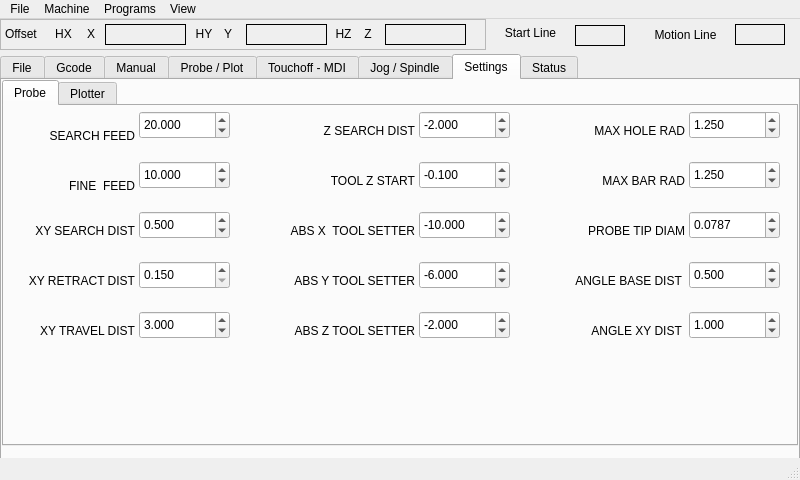
First picture: the form in examples/rpi_mill_probe/rpi_mill_probe.ui, repository jethornton/flexgui, before the edit.
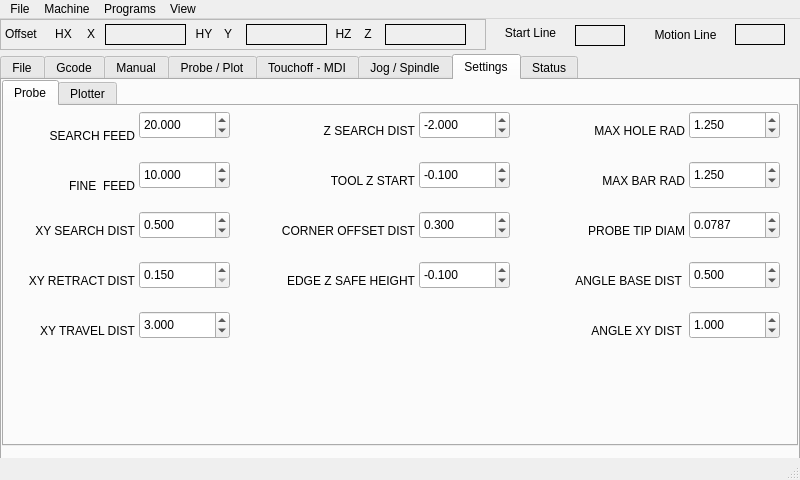
Second picture: the form after the edit. The open tabs and pages were chosen to show the change.

Commit message: 11/13/2024 update rpi probe routines & gui

The edit to the form file:
```diff
--- a/examples/rpi_mill_probe/rpi_mill_probe.ui
+++ b/examples/rpi_mill_probe/rpi_mill_probe.ui
@@ -3552,156 +3552,6 @@
          <string>2004</string>
         </property>
        </widget>
-       <widget class="QDoubleSpinBox" name="pbe_y_coord1">
-        <property name="geometry">
-         <rect>
-          <x>415</x>
-          <y>155</y>
-          <width>91</width>
-          <height>28</height>
-         </rect>
-        </property>
-        <property name="toolTip">
-         <string>Y Coordinate for tool probe.</string>
-        </property>
-        <property name="decimals">
-         <number>3</number>
-        </property>
-        <property name="minimum">
-         <double>-500.000000000000000</double>
-        </property>
-        <property name="maximum">
-         <double>500.000000000000000</double>
-        </property>
-        <property name="singleStep">
-         <double>0.001000000000000</double>
-        </property>
-        <property name="value">
-         <double>-6.000000000000000</double>
-        </property>
-        <property name="function" stdset="0">
-         <string>get_var</string>
-        </property>
-        <property name="variable" stdset="0">
-         <string>2006</string>
-        </property>
-       </widget>
-       <widget class="QDoubleSpinBox" name="pbe_z_coord1">
-        <property name="geometry">
-         <rect>
-          <x>415</x>
-          <y>205</y>
-          <width>91</width>
-          <height>28</height>
-         </rect>
-        </property>
-        <property name="toolTip">
-         <string>Z Coordinate for tool probe.</string>
-        </property>
-        <property name="decimals">
-         <number>3</number>
-        </property>
-        <property name="minimum">
-         <double>-500.000000000000000</double>
-        </property>
-        <property name="maximum">
-         <double>500.000000000000000</double>
-        </property>
-        <property name="singleStep">
-         <double>0.001000000000000</double>
-        </property>
-        <property name="value">
-         <double>-2.000000000000000</double>
-        </property>
-        <property name="function" stdset="0">
-         <string>get_var</string>
-        </property>
-        <property name="variable" stdset="0">
-         <string>2007</string>
-        </property>
-       </widget>
-       <widget class="QDoubleSpinBox" name="pbe_x_coord1">
-        <property name="geometry">
-         <rect>
-          <x>415</x>
-          <y>105</y>
-          <width>91</width>
-          <height>28</height>
-         </rect>
-        </property>
-        <property name="toolTip">
-         <string>X Coordinate for tool probe.</string>
-        </property>
-        <property name="decimals">
-         <number>3</number>
-        </property>
-        <property name="minimum">
-         <double>-500.000000000000000</double>
-        </property>
-        <property name="maximum">
-         <double>500.000000000000000</double>
-        </property>
-        <property name="singleStep">
-         <double>0.001000000000000</double>
-        </property>
-        <property name="value">
-         <double>-10.000000000000000</double>
-        </property>
-        <property name="function" stdset="0">
-         <string>get_var</string>
-        </property>
-        <property name="variable" stdset="0">
-         <string>2005</string>
-        </property>
-       </widget>
-       <widget class="QLabel" name="label_50">
-        <property name="geometry">
-         <rect>
-          <x>265</x>
-          <y>165</y>
-          <width>146</width>
-          <height>19</height>
-         </rect>
-        </property>
-        <property name="text">
-         <string> ABS Y TOOL SETTER</string>
-        </property>
-        <property name="alignment">
-         <set>Qt::AlignRight|Qt::AlignTrailing|Qt::AlignVCenter</set>
-        </property>
-       </widget>
-       <widget class="QLabel" name="label_51">
-        <property name="geometry">
-         <rect>
-          <x>265</x>
-          <y>115</y>
-          <width>146</width>
-          <height>19</height>
-         </rect>
-        </property>
-        <property name="text">
-         <string> ABS X  TOOL SETTER</string>
-        </property>
-        <property name="alignment">
-         <set>Qt::AlignRight|Qt::AlignTrailing|Qt::AlignVCenter</set>
-        </property>
-       </widget>
-       <widget class="QLabel" name="label_52">
-        <property name="geometry">
-         <rect>
-          <x>255</x>
-          <y>215</y>
-          <width>156</width>
-          <height>19</height>
-         </rect>
-        </property>
-        <property name="text">
-         <string> ABS Z TOOL SETTER</string>
-        </property>
-        <property name="alignment">
-         <set>Qt::AlignRight|Qt::AlignTrailing|Qt::AlignVCenter</set>
-        </property>
-       </widget>
        <widget class="QLabel" name="label_53">
         <property name="geometry">
          <rect>
@@ -4046,6 +3896,112 @@
          <set>Qt::AlignRight|Qt::AlignTrailing|Qt::AlignVCenter</set>
         </property>
        </widget>
+       <widget class="QDoubleSpinBox" name="pbe_z_safe_2">
+        <property name="geometry">
+         <rect>
+          <x>415</x>
+          <y>155</y>
+          <width>91</width>
+          <height>28</height>
+         </rect>
+        </property>
+        <property name="toolTip">
+         <string>&lt;html&gt;&lt;head/&gt;&lt;body&gt;&lt;p&gt;Safe retract distance for probe over workpiece in world coordinates (G53).&lt;/p&gt;&lt;/body&gt;&lt;/html&gt;</string>
+        </property>
+        <property name="toolTipDuration">
+         <number>-1</number>
+        </property>
+        <property name="decimals">
+         <number>3</number>
+        </property>
+        <property name="minimum">
+         <double>-999.000000000000000</double>
+        </property>
+        <property name="maximum">
+         <double>0.000000000000000</double>
+        </property>
+        <property name="singleStep">
+         <double>0.010000000000000</double>
+        </property>
+        <property name="value">
+         <double>-0.100000000000000</double>
+        </property>
+        <property name="function" stdset="0">
+         <string>get_var</string>
+        </property>
+        <property name="variable" stdset="0">
+         <string>2036</string>
+        </property>
+       </widget>
+       <widget class="QLabel" name="label_50">
+        <property name="geometry">
+         <rect>
+          <x>255</x>
+          <y>115</y>
+          <width>156</width>
+          <height>19</height>
+         </rect>
+        </property>
+        <property name="text">
+         <string>CORNER OFFSET DIST</string>
+        </property>
+        <property name="alignment">
+         <set>Qt::AlignRight|Qt::AlignTrailing|Qt::AlignVCenter</set>
+        </property>
+       </widget>
+       <widget class="QDoubleSpinBox" name="pbe_corner_offset_2">
+        <property name="geometry">
+         <rect>
+          <x>415</x>
+          <y>105</y>
+          <width>91</width>
+          <height>28</height>
+         </rect>
+        </property>
+        <property name="toolTip">
+         <string>&lt;html&gt;&lt;head/&gt;&lt;body&gt;&lt;p&gt;Distance to move on corner probing to begin X &amp;amp; Y probe moves.&lt;/p&gt;&lt;/body&gt;&lt;/html&gt;</string>
+        </property>
+        <property name="toolTipDuration">
+         <number>-1</number>
+        </property>
+        <property name="decimals">
+         <number>3</number>
+        </property>
+        <property name="minimum">
+         <double>0.100000000000000</double>
+        </property>
+        <property name="maximum">
+         <double>999.000000000000000</double>
+        </property>
+        <property name="singleStep">
+         <double>0.010000000000000</double>
+        </property>
+        <property name="value">
+         <double>0.300000000000000</double>
+        </property>
+        <property name="function" stdset="0">
+         <string>get_var</string>
+        </property>
+        <property name="variable" stdset="0">
+         <string>2005</string>
+        </property>
+       </widget>
+       <widget class="QLabel" name="label_51">
+        <property name="geometry">
+         <rect>
+          <x>260</x>
+          <y>165</y>
+          <width>151</width>
+          <height>19</height>
+         </rect>
+        </property>
+        <property name="text">
+         <string> EDGE Z SAFE HEIGHT</string>
+        </property>
+        <property name="alignment">
+         <set>Qt::AlignRight|Qt::AlignTrailing|Qt::AlignVCenter</set>
+        </property>
+       </widget>
       </widget>
       <widget class="QWidget" name="tab_16">
        <attribute name="title">
```
Left out of the diff: 286 changed lines with no effect on the pictures. The commit also changes 38 other files.
